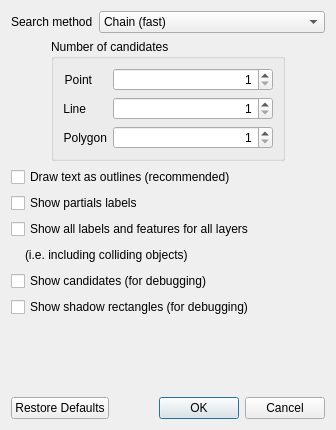
First picture: the form in src/ui/qgsengineconfigdialog.ui, repository nextgis/nextgisqgis, before the edit.
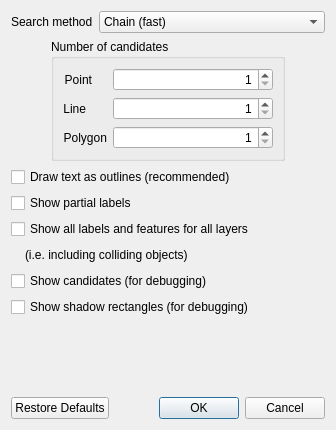
Second picture: the form after the edit.

Diff of the .ui file:
```diff
--- a/src/ui/qgsengineconfigdialog.ui
+++ b/src/ui/qgsengineconfigdialog.ui
@@ -218,7 +218,7 @@
      <item row="1" column="0" colspan="3">
       <widget class="QCheckBox" name="chkShowPartialsLabels">
        <property name="text">
-        <string>Show partials labels</string>
+        <string>Show partial labels</string>
        </property>
       </widget>
      </item>
```
